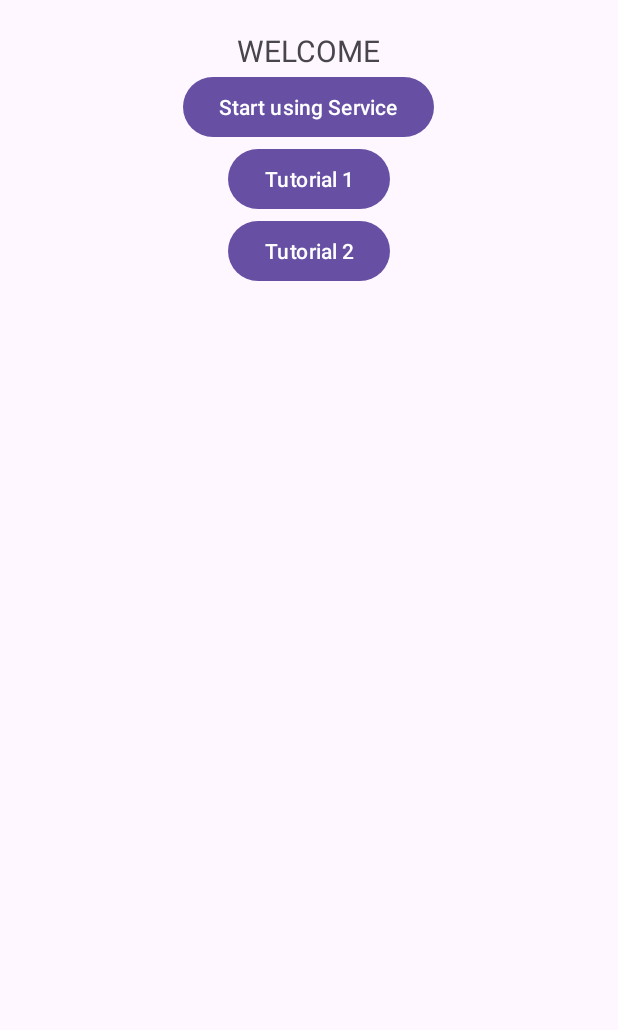
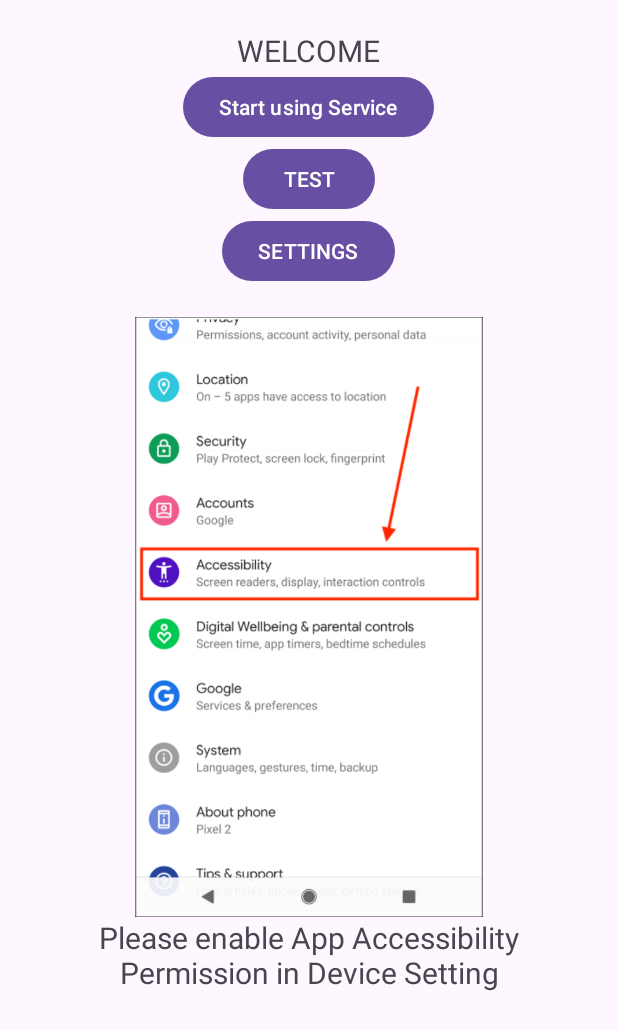
Before and after one commit to quangchinh186/HandDisableHelper, an Android app: the screen it shows after launch (MainActivity), on a phone screen of 412 x 824 dp. Shown: the top 1030 px of the screen. Run offline under Robolectric (Android 15) with nearby library versions, the phone set to English and light mode, and no system bars; libraries missing offline, so code that uses them is left out: org.opencv, org.opencv.android; 1 statement that could not run was skipped.

Commit message:
scroll, menu, main. Test and setting left to go

```diff
--- a/app/src/main/java/com/example/handdisablehelper/Activity/MainActivity.java
+++ b/app/src/main/java/com/example/handdisablehelper/Activity/MainActivity.java
@@ -6,6 +6,7 @@ import androidx.appcompat.app.AppCompatActivity;
 import android.Manifest;
 import android.accessibilityservice.AccessibilityService;
 import android.accessibilityservice.AccessibilityServiceInfo;
+import android.content.ComponentName;
 import android.content.Context;
 import android.content.Intent;
 import android.content.pm.PackageManager;
@@ -21,6 +22,7 @@ import android.widget.Toast;
 
 import com.example.handdisablehelper.R;
 import com.example.handdisablehelper.Service.CameraPreviewService;
+import com.example.handdisablehelper.Service.FloatingMenuService;
 
 import org.opencv.android.OpenCVLoader;
 
@@ -33,7 +35,7 @@ public class MainActivity extends AppCompatActivity {
     * The purpose of this activity is to check permission and give some options
     * */
 
-    Button start, tutorial_1, tutorial_2;
+    Button start, test, setting;
     boolean hasAccessibilityPermission;
 
     @Override
@@ -46,8 +48,8 @@ public class MainActivity extends AppCompatActivity {
 
         hasAccessibilityPermission = checkAccessibilityPermission();
         start = findViewById(R.id.startService);
-        tutorial_1 = findViewById(R.id.tutorial_1);
-        tutorial_2 = findViewById(R.id.tutorial_2);
+        test = findViewById(R.id.test);
+        setting = findViewById(R.id.setting);
 
         OpenCVLoader.initDebug();
 
@@ -58,13 +60,15 @@ public class MainActivity extends AppCompatActivity {
                     Toast.makeText(getApplicationContext(), "Please enable app's Accessibility in device setting", Toast.LENGTH_LONG).show();
                 } else {
                     Intent intent = new Intent(getApplicationContext(), CameraPreviewService.class);
+                    Intent menu = new Intent(getApplicationContext(), FloatingMenuService.class);
                     startService(intent);
+                    startService(menu);
                     finish();
                 }
             }
         });
 
-        tutorial_1.setOnClickListener(new View.OnClickListener() {
+        test.setOnClickListener(new View.OnClickListener() {
             @Override
             public void onClick(View v) {
                 if(!hasAccessibilityPermission){
@@ -76,15 +80,11 @@ public class MainActivity extends AppCompatActivity {
             }
         });
 
-        tutorial_2.setOnClickListener(new View.OnClickListener() {
+        setting.setOnClickListener(new View.OnClickListener() {
             @Override
             public void onClick(View v) {
-                if(!hasAccessibilityPermission){
-                    Toast.makeText(getApplicationContext(), "Please enable app's Accessibility in device setting", Toast.LENGTH_LONG).show();
-                } else {
-                    Intent intent = new Intent(getApplicationContext(), Tutorial2.class);
-                    startActivity(intent);
-                }
+                Intent intent = new Intent(getApplicationContext(), Tutorial2.class);
+                startActivity(intent);
             }
         });
 
--- a/app/src/main/res/layout/activity_main.xml
+++ b/app/src/main/res/layout/activity_main.xml
@@ -15,16 +15,10 @@
         android:layout_width="wrap_content"
         android:layout_height="wrap_content"/>
 
-    <ImageView
-        android:layout_below="@+id/welcome"
-        android:id="@+id/reminder"
-        android:layout_width="wrap_content"
-        android:layout_height="wrap_content"/>
-
     <Button
         android:id="@+id/startService"
         android:layout_centerHorizontal="true"
-        android:layout_below="@id/reminder"
+        android:layout_below="@id/welcome"
         android:text="Start using Service"
         android:layout_width="wrap_content"
         android:layout_height="wrap_content"/>
@@ -32,17 +26,35 @@
     <Button
         android:layout_centerHorizontal="true"
         android:layout_below="@+id/startService"
-        android:id="@+id/tutorial_1"
-        android:text="Tutorial 1"
+        android:id="@+id/test"
+        android:text="TEST"
         android:layout_width="wrap_content"
         android:layout_height="wrap_content"/>
 
     <Button
         android:layout_centerHorizontal="true"
-        android:id="@+id/tutorial_2"
-        android:layout_below="@+id/tutorial_1"
-        android:text="Tutorial 2"
+        android:id="@+id/setting"
+        android:layout_below="@+id/test"
+        android:text="SETTINGS"
         android:layout_width="wrap_content"
         android:layout_height="wrap_content"/>
 
+    <ImageView
+        android:layout_marginTop="20dp"
+        android:layout_centerHorizontal="true"
+        android:src="@drawable/accessibility"
+        android:layout_below="@+id/setting"
+        android:id="@+id/reminder"
+        android:layout_width="300dp"
+        android:layout_height="400dp"/>
+
+    <TextView
+        android:textSize="20dp"
+        android:gravity="center"
+        android:layout_centerHorizontal="true"
+        android:text="Please enable App Accessibility Permission in Device Setting"
+        android:layout_below="@id/reminder"
+        android:layout_width="300dp"
+        android:layout_height="wrap_content"/>
+
 </RelativeLayout>
--- a/app/src/main/res/values/colors.xml
+++ b/app/src/main/res/values/colors.xml
@@ -2,4 +2,5 @@
 <resources>
     <color name="black">#FF000000</color>
     <color name="white">#FFFFFFFF</color>
+    <color name="blue">#FF7986CB</color>
 </resources>
```
Also changed, not shown: app/src/main/java/com/example/handdisablehelper/Service/AppAccessibilityService.java (+24 -4 lines), app/src/main/java/com/example/handdisablehelper/Service/CameraPreviewService.java (+18 -4 lines), app/src/main/java/com/example/handdisablehelper/Service/FloatingMenuService.java (+123 -1 lines), app/src/main/java/com/example/handdisablehelper/Service/FloatingViewService.java (+13 -5 lines), app/src/main/res/layout/floating_menu.xml (+64 -1 lines), app/src/main/res/layout/menu_button.xml (added, +10 -0 lines), app/src/main/res/drawable/accessibility.png (added), app/src/main/res/drawable/scroll.png (added).
